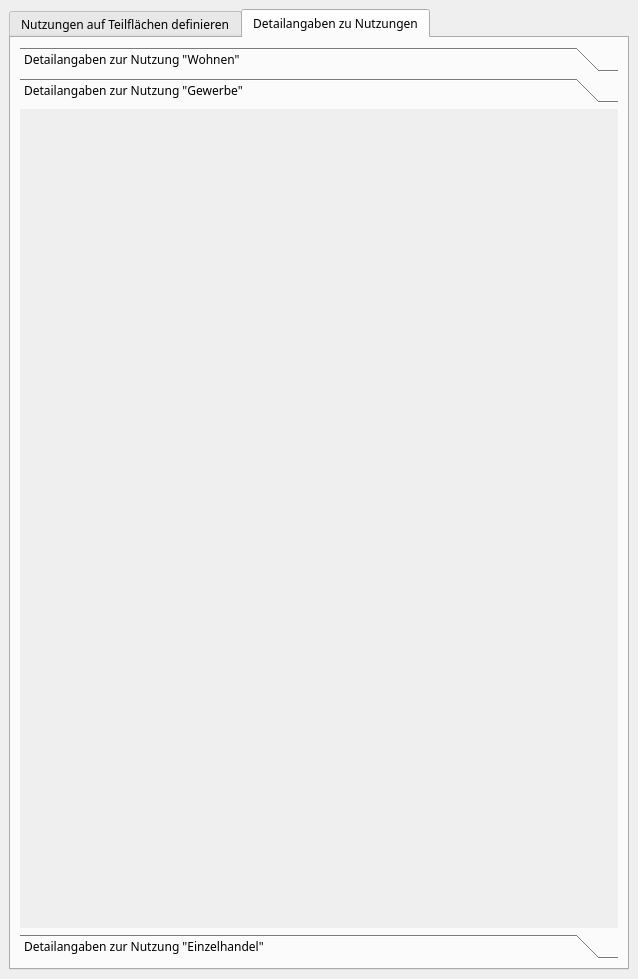
First picture: the form in projektcheck/toolbutton_dock.ui, repository projektcheck/ProjektCheck-QGIS, before the edit.
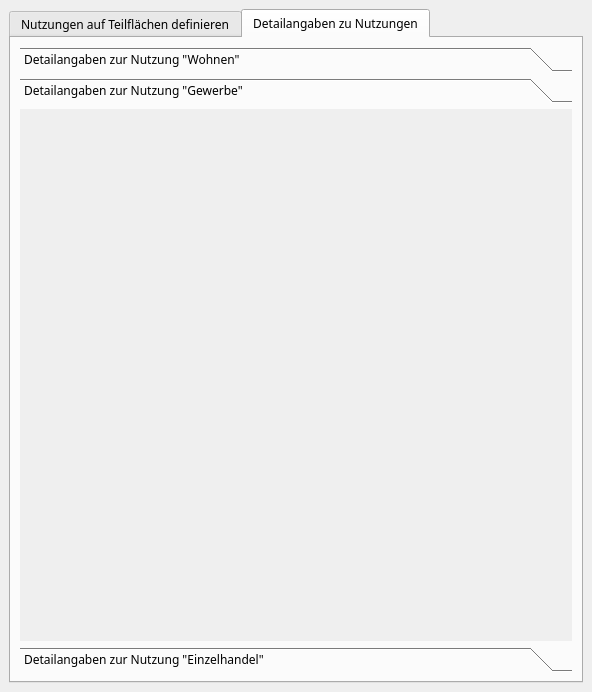
Second picture: the form after the edit. The open tabs and pages were chosen to show the change.

Commit message: minor changes ui management-docker and definitions-docker, basic design ui analyze-docker

Patch:
```diff
--- a/projektcheck/toolbutton_dock.ui
+++ b/projektcheck/toolbutton_dock.ui
@@ -6,8 +6,8 @@
    <rect>
     <x>0</x>
     <y>0</y>
-    <width>638</width>
-    <height>979</height>
+    <width>592</width>
+    <height>692</height>
    </rect>
   </property>
   <property name="font">
@@ -1564,8 +1564,8 @@
             <rect>
              <x>0</x>
              <y>0</y>
-             <width>512</width>
-             <height>603</height>
+             <width>454</width>
+             <height>358</height>
             </rect>
            </property>
            <attribute name="label">
```
Left out of the diff: 15 changed lines with no effect on the pictures. The commit also changes 3 other files.
